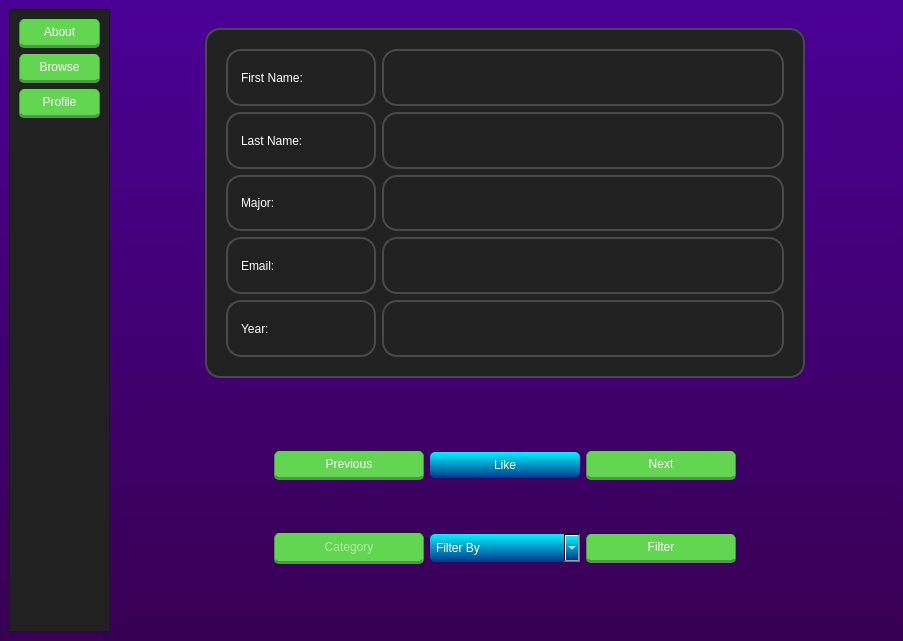
The window that stinder/ui/Home.ui (gibbons-eddie/Stinder) describes before a commit, drawn with Qt 5.
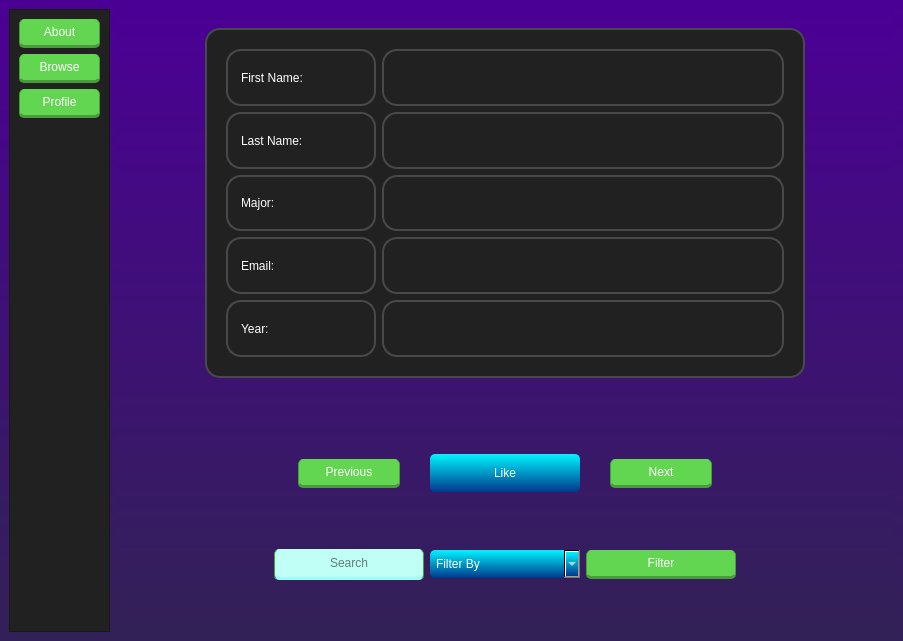
The same window after the commit. Icons and pictures are not drawn.

What changed in the file:
```diff
--- a/stinder/ui/Home.ui
+++ b/stinder/ui/Home.ui
@@ -17,7 +17,8 @@
    <bool>false</bool>
   </property>
   <property name="styleSheet">
-   <string notr="true">background-color:qlineargradient(spread:pad, x1:1, y1:1, x2:1, y2:0, stop:0 rgba(56, 0, 83, 255), stop:1 rgba(75, 0, 149, 255))</string>
+   <string notr="true">background-color:qlineargradient(spread:pad, x1:1, y1:1, x2:1, y2:0, stop:0 rgba(50, 33, 87, 255), stop:1 rgba(75, 0, 149, 255));
+</string>
   </property>
   <property name="animated">
    <bool>true</bool>
@@ -586,7 +587,8 @@
 border-bottom: 3px solid rgb(72, 156, 59);
 border-left:  1px solid rgb(72, 156, 59);
 border-right:  1px solid rgb(72, 156, 59);
-padding: 6px;</string>
+padding: 6px;
+margin: 24px;</string>
              </property>
              <property name="text">
               <string>Next</string>
@@ -603,10 +605,10 @@
              </property>
              <property name="styleSheet">
               <string notr="true">font: 500 13pt &quot;Nexa Bold&quot;;
-background-color: rgb(98, 214, 81);
-color: rgb(255, 255, 255);
-border-radius: 5px; border: 2px rgb(33, 33, 34);
-border-bottom: 3px solid rgb(72, 156, 59);
+background-color: rgb(191, 255, 246);
+color: black;
+border-radius: 5px; border: 2px rgb(61, 172, 202);
+border-bottom: 3px solid rgb(159, 255, 246);
 border-left:  1px solid rgb(72, 156, 59);
 border-right:  1px solid rgb(72, 156, 59);
 padding: 6px;</string>
@@ -618,7 +620,7 @@
               <set>Qt::AlignCenter</set>
              </property>
              <property name="placeholderText">
-              <string>Category</string>
+              <string>Search</string>
              </property>
             </widget>
            </item>
@@ -651,7 +653,8 @@
 border-bottom: 3px solid rgb(72, 156, 59);
 border-left:  1px solid rgb(72, 156, 59);
 border-right:  1px solid rgb(72, 156, 59);
-padding: 6px;</string>
+padding: 6px;
+margin: 24px;</string>
              </property>
              <property name="text">
               <string>Previous</string>
@@ -668,7 +671,7 @@
 background-color: qlineargradient(spread:pad, x1:1, y1:1, x2:1, y2:0, stop:0 rgba(0, 56, 140, 255), stop:1 rgba(0, 244, 255, 255));
 color: rgb(255, 255, 255);
 border-radius: 5px; 
-padding: 6px;
+padding: 12px;
 </string>
              </property>
              <property name="text">
```
Left out of the diff: 7 changed lines with no effect on the pictures.
